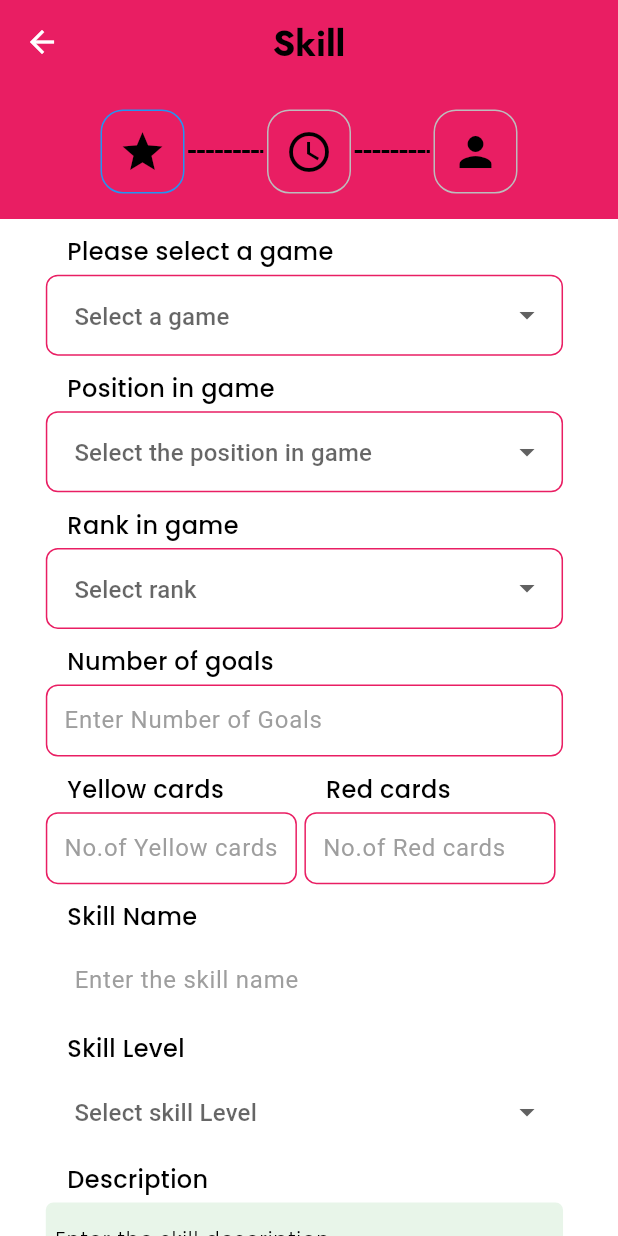
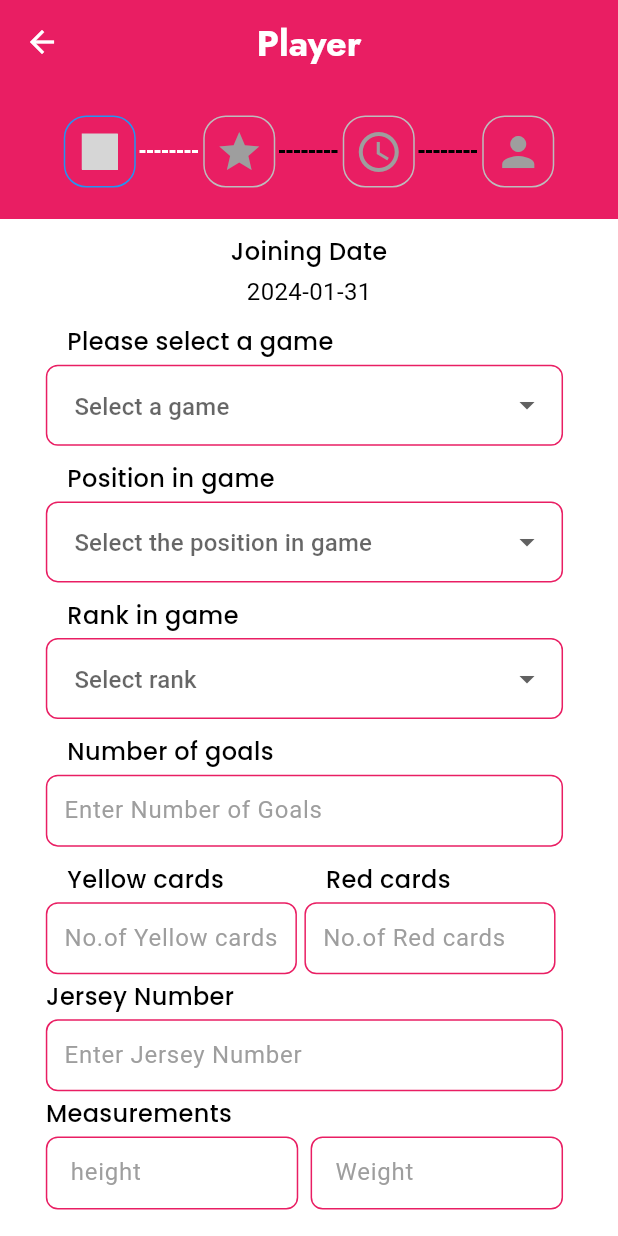
Before and after one commit to MtechiTsolution/My-Sports-Area, a Flutter app: the Tab_changer_acc screen opened directly, on a phone screen of 412 x 824 dp. Run offline on Flutter 3.47's test engine with Material 3 defaults, Android fonts, the phone set to English and light mode, and no system bars; drawn by our look-alikes of easy_stepper; our stand-ins replace audioplayers, cached_network_image, flutter_keyboard_visibility, flutter_slidable, flutter_svg, font_awesome_flutter and 4 more; missing offline and left inert: appinio_video_player; accounts and stored records are empty; grey boxes are pictures that could not be loaded.

Commit message:
mujahid-30-1-2024

```diff
--- a/lib/Screens/Authentication/bio_player.dart
+++ b/lib/Screens/Authentication/bio_player.dart
@@ -2,6 +2,7 @@ import 'dart:io';
 import 'dart:async';
 import 'package:flutter/material.dart';
 import 'package:image_picker/image_picker.dart';
+import 'package:my_sports_app/Screens/Authentication/player_auth/tabchanger_create_ac.dart';
 
 import 'package:my_sports_app/Screens/Authentication/select_game.dart';
 import 'package:my_sports_app/Screens/Authentication/widget/customtextfiled.dart';
@@ -322,7 +323,7 @@ class _Player_BioState extends State<Player_Bio> {
                     width: screenWidth * 0.5,
                     child: ElevatedButton(
                       onPressed: () {
-                        Navigator.push(context, MaterialPageRoute(builder: (context) => Game_selection()));
+                        Navigator.push(context, MaterialPageRoute(builder: (context) => Tab_changer_acc()));
                       },
                       style: ElevatedButton.styleFrom(
                         foregroundColor: Colors.white,
--- a/lib/Screens/Authentication/player_auth/CreateAccount.dart
+++ b/lib/Screens/Authentication/player_auth/CreateAccount.dart
@@ -79,7 +79,7 @@ class _CreateAccountState extends State<CreateAccount> {
                       maxLines: 2,
                       overflow: TextOverflow.ellipsis,
                       textAlign: TextAlign.center,
-                      style: CustomTextheading.headlineMedium(isDarkMode),
+                      style: appheading.appheadings(isDarkMode),
                     ),
                   ),
                 ),
--- a/lib/Screens/Authentication/player_auth/tabchanger_create_ac.dart
+++ b/lib/Screens/Authentication/player_auth/tabchanger_create_ac.dart
@@ -179,18 +179,23 @@ class _Tab_changer_accState extends State<Tab_changer_acc>
 
   final List<CustomStepWidget> customSteps = [
     CustomStepWidget(
+      title: 'Player ',
+      content: Playerinfo(),
+      fixedIcon: Icons.star,
+    ),
+    CustomStepWidget(
       title: 'Skill ',
-      content: YourCustomWidget1(),
+      content: Skill(),
       fixedIcon: Icons.star,
     ),
     CustomStepWidget(
       title: 'Injuries',
-      content: YourCustomWidget2(),
+      content: Achievement(),
       fixedIcon: Icons.access_time,
     ),
     CustomStepWidget(
       title: 'Achievement',
-      content: YourCustomWidget3(),
+      content: Injuries(),
       fixedIcon: Icons.person,
     ),
 
@@ -227,14 +232,15 @@ class _Tab_changer_accState extends State<Tab_changer_acc>
                     child: EasyStepper(
                       activeStep: activeStep,
                       lineStyle: const LineStyle(
-                        lineLength: 50,
+                        lineLength: 40,
                         lineType: LineType.normal,
                         lineThickness: 2,
-                        activeLineColor: AppColors.black,
+                        activeLineColor: AppColors.white,
                         finishedLineColor: AppColors.white,
                         unreachedLineColor: AppColors.black,
                         lineSpace: 1,
-                        lineWidth: 5,
+                        lineWidth: 4,
+
                         unreachedLineType: LineType.dashed,
                       ),
                       stepShape: StepShape.rRectangle,
@@ -242,15 +248,15 @@ class _Tab_changer_accState extends State<Tab_changer_acc>
                       borderThickness: 1,
                       internalPadding: 5,
                       padding: const EdgeInsetsDirectional.symmetric(
-                        horizontal: 20,
+                        horizontal: 10,
                         vertical: 10,
                       ),
-                      stepRadius: 28,
+                      stepRadius: 24,
                       finishedStepBorderColor: AppColors.white,
                       finishedStepTextColor: AppColors.pink,
                       finishedStepBackgroundColor: AppColors.white,
-                      activeStepIconColor: AppColors.pink,
-                      showLoadingAnimation: false,
+                      activeStepIconColor: AppColors.white,
+                      showLoadingAnimation: true,
                       steps: customSteps
                           .map((step) => EasyStep(
                         customStep: YourCustomStepWidget(
@@ -300,7 +306,7 @@ class _Tab_changer_accState extends State<Tab_changer_acc>
   }
 }
 
-class YourCustomWidget1 extends StatelessWidget {
+class Playerinfo extends StatelessWidget {
   @override
   Widget build(BuildContext context) {
     return Expanded(
@@ -312,7 +318,7 @@ class YourCustomWidget1 extends StatelessWidget {
   }
 }
 
-class YourCustomWidget2 extends StatelessWidget {
+class   Skill_info extends StatelessWidget {
   @override
   Widget build(BuildContext context) {
     return Container(
@@ -321,7 +327,7 @@ class YourCustomWidget2 extends StatelessWidget {
   }
 }
 
-class YourCustomWidget3 extends StatelessWidget {
+class Achievement extends StatelessWidget {
   @override
   Widget build(BuildContext context) {
     return Container(
@@ -330,7 +336,7 @@ class YourCustomWidget3 extends StatelessWidget {
   }
 }
 
-class YourCustomWidget4 extends StatelessWidget {
+class Injuries extends StatelessWidget {
   @override
   Widget build(BuildContext context) {
     return Container(
@@ -339,14 +345,6 @@ class YourCustomWidget4 extends StatelessWidget {
   }
 }
 
-class YourCustomWidget5 extends StatelessWidget {
-  @override
-  Widget build(BuildContext context) {
-    return Container(
-      color: Colors.orange,
-    );
-  }
-}
 
 class YourCustomStepWidget extends StatelessWidget {
   final IconData fixedIcon;
@@ -359,7 +357,7 @@ class YourCustomStepWidget extends StatelessWidget {
       child: Icon(
         fixedIcon,
         size: 32,
-        color: AppColors.black,
+        color: AppColors.darkLabelColor,
       ),
     );
   }
--- a/lib/Screens/Authentication/select_game.dart
+++ b/lib/Screens/Authentication/select_game.dart
@@ -57,7 +57,8 @@ class Game_selectionState extends State<Game_selection> {
           color: isDarkMode ? AppColors.darkBackground : AppColors.white,
           width: double.maxFinite,
           padding: getPadding(left: 17, right: 17),
-          child: Container(
+          child:
+          Container(
             margin: EdgeInsets.only(
               top: MediaQuery.of(context).size.height * 0.1,
               bottom: MediaQuery.of(context).size.height * 0.1,
--- a/lib/Screens/CreateProfile/widgets/skill.dart
+++ b/lib/Screens/CreateProfile/widgets/skill.dart
@@ -1,9 +1,12 @@
 import 'package:flutter/material.dart';
+import 'package:intl/intl.dart';
 import 'package:my_sports_app/Screens/Authentication/widget/customtextfiled.dart';
 import 'package:my_sports_app/Screens/CreateProfile/widgets/sabwidgets/_addskill.dart';
 import 'package:my_sports_app/Utils/them.dart';
 
 import '../../../Utils/size_utils.dart';
+import '../../../theme/app_decoration.dart';
+import '../../Authentication/player_auth/tabchanger_create_ac.dart';
 
 class Skill extends StatefulWidget {
   const Skill({super.key});
@@ -30,10 +33,20 @@ class _SkillState extends State<Skill> {
   TextEditingController skillNameController = TextEditingController();
   TextEditingController skillLevelController = TextEditingController();
   TextEditingController skillDescriptionController = TextEditingController();
-
+  bool maleChecked = false;
+  bool femaleChecked = false;
+  String? imagePath;
+  // String? selectedGame;
+  TextEditingController jerseyNumberController = TextEditingController();
+ // List<String> games = ['Football', 'Hand ball', 'Basket ball', 'Rug bay'];
+  String? selectedGameError;
+  DateTime? selectedDate = DateTime.now();
   @override
   Widget build(BuildContext context) {
     bool isDarkMode = Theme.of(context).brightness == Brightness.dark;
+
+    double screenWidth = MediaQuery.of(context).size.width;
+    double screenHeight = MediaQuery.of(context).size.height;
     return SafeArea(
         child: Scaffold(
             resizeToAvoidBottomInset: false,
@@ -47,6 +60,31 @@ class _SkillState extends State<Skill> {
                   bottom: MediaQuery.of(context).size.height * 0.2),
               child:
                   Column(mainAxisAlignment: MainAxisAlignment.start, children: [
+                    Align(
+                      alignment: Alignment.center,
+                      child: Padding(
+                        padding: getPadding(left: 0, top: 5, right: 0),
+                        child: Column(
+                          crossAxisAlignment: CrossAxisAlignment.center,
+                          mainAxisAlignment: MainAxisAlignment.center,
+                          children: [
+                            Padding(
+                              padding: getPadding(left: 0, top: 10, bottom: 5),
+                              child: Text(
+                                "Joining Date",
+                                style: labelText.Lebl_Text(isDarkMode),
+                              ),
+                            ),
+                            Text(
+                              selectedDate != null
+                                  ? DateFormat('yyyy-MM-dd').format(selectedDate!)
+                                  : 'No date selected',
+                              style: TextStyle(fontSize: 16, color: Colors.black),
+                            ),
+                          ],
+                        ),
+                      ),
+                    ),
                 Padding(
                   padding: getPadding(left: 15, top: 5, right: 18),
                   child: Column(
@@ -301,199 +339,123 @@ class _SkillState extends State<Skill> {
                     ],
                   ),
                 ),
+                    Column(
+                      mainAxisSize: MainAxisSize.min,
+                      crossAxisAlignment: CrossAxisAlignment.start,
+                      mainAxisAlignment: MainAxisAlignment.start,
+                      children: [
 
-                //Skill name
 
-                // Display Added Skills
-                for (int i = 0; i < skills.length; i++)
-                  Card(
-                    elevation: 4,
-                    margin: EdgeInsets.symmetric(vertical: 8, horizontal: 16),
-                    shape: RoundedRectangleBorder(
-                      borderRadius: BorderRadius.circular(
-                          5), // Adjust the radius as needed
-                    ),
-                    child: Column(
-                      children: [
-                        Text("Skill section",
-                            style: labelText.Lebl_Text(isDarkMode)),
-                        Container(
-                          width: double.infinity,
-                          child: Stack(
+                        Padding(
+                          padding: getPadding(left: 15, top: 5, right: 18),
+                          child: Text(
+                            "Jersey Number",
+                            style: labelText.Lebl_Text(isDarkMode),
+                          ),
+                        ),
+                        Padding(
+                          padding: getPadding(left: 15, top: 5, right: 18),
+                          child: CustomTextField(
+                            hintText: "Enter Jersey Number",
+                            isDarkMode: isDarkMode,
+                            controller: jerseyNumberController,
+                            keyboardType: TextInputType.number,
+                            onChanged: (value) {},
+                            validator: (value) {
+                              if (value == null || value.isEmpty) {
+                                return "Please enter valid text";
+                              }
+                              return null;
+                            },
+                          ),
+                        ),
+                        Padding(
+                          padding: getPadding(left: 15, top: 5, right: 18),
+
+                          child: Text(
+                            "Measurements",
+                            style: labelText.Lebl_Text(isDarkMode),
+                          ),
+                        ),
+                        Padding(
+                          padding: getPadding(left: 15, top: 5, right: 18),
+                          child: Row(
+                            mainAxisAlignment: MainAxisAlignment.center,
                             children: [
-                              Padding(
-                                padding: getPadding(all: 20),
-                                child: Column(
-                                  crossAxisAlignment: CrossAxisAlignment.start,
-                                  mainAxisAlignment: MainAxisAlignment.start,
-                                  children: [
-                                    Text(
-                                      "Skill: ${skills[i].name}",
-                                      style: TextStyle(
-                                        fontSize: 18,
-                                        fontWeight: FontWeight.bold,
-                                      ),
+                              Expanded(
+                                child: TextFormField(
+                                  autofocus: false,
+                                  decoration: InputDecoration(
+                                    contentPadding: EdgeInsets.all(screenWidth * 0.03),
+                                    hintText: "height",
+                                    hintStyle: TextStyle(fontSize: 16, color: Colors.grey),
+                                    border: OutlineInputBorder(
+                                      borderRadius: BorderRadius.all(Radius.circular(8)),
+                                      borderSide: BorderSide(color: AppColors.pink),
                                     ),
-                                    SizedBox(height: 8),
-                                    // Add some spacing between the skill name and level
-                                    Text("Level: ${skills[i].level ?? 'N/A'}"),
-                                    SizedBox(height: 8),
-                                    Text(
-                                        "Description: ${skills[i].skilldesc ?? 'N/A'}"),
-                                  ],
+                                    enabledBorder: OutlineInputBorder(
+                                      borderRadius: BorderRadius.all(Radius.circular(8)),
+                                      borderSide: BorderSide(color: AppColors.pink),
+                                    ),
+                                    focusedBorder: OutlineInputBorder(
+                                      borderRadius: BorderRadius.all(Radius.circular(8)),
+                                      borderSide: BorderSide(color: AppColors.pink),
+                                    ),
+                                  ),
+                                  keyboardType: TextInputType.number,
+                                  onChanged: (value) {},
+                                  validator: (value) {
+                                    if (value == null || value.isEmpty) {
+                                      return "Please enter valid text";
+                                    }
+                                    return null;
+                                  },
                                 ),
                               ),
-                              Positioned(
-                                top: 0,
-                                right: 0,
-                                child: IconButton(
-                                  icon: Icon(Icons.delete_forever),
-                                  // Use the close icon or any other delete icon you prefer
-                                  onPressed: () {
-                                    setState(() {
-                                      skills.removeAt(i);
-                                    });
+                              SizedBox(width: screenWidth * 0.02),
+                              Expanded(
+                                child: TextFormField(
+                                  autofocus: false,
+                                  decoration: InputDecoration(
+                                    contentPadding: EdgeInsets.all(screenWidth * 0.03),
+                                    hintText: "Weight",
+                                    hintStyle: TextStyle(fontSize: 16, color: Colors.grey),
+                                    border: OutlineInputBorder(
+                                      borderRadius: BorderRadius.all(Radius.circular(8)),
+                                      borderSide: BorderSide(color: AppColors.pink),
+                                    ),
+                                    enabledBorder: OutlineInputBorder(
+                                      borderRadius: BorderRadius.all(Radius.circular(8)),
+                                      borderSide: BorderSide(color: AppColors.pink),
+                                    ),
+                                    focusedBorder: OutlineInputBorder(
+                                      borderRadius: BorderRadius.all(Radius.circular(8)),
+                                      borderSide: BorderSide(color: AppColors.pink),
+                                    ),
+                                  ),
+                                  keyboardType: TextInputType.number,
+                                  onChanged: (value) {},
+                                  validator: (value) {
+                                    if (value == null || value.isEmpty) {
+                                      return "Please enter valid text";
+                                    }
+                                    return null;
                                   },
                                 ),
                               ),
                             ],
                           ),
                         ),
+
                       ],
                     ),
-                  ),
+                //Skill name
 
-                //Skill name
-                Padding(
-                  padding: getPadding(left: 15, top: 5, right: 18),
-                  child: Column(
-                    crossAxisAlignment: CrossAxisAlignment.start,
-                    mainAxisAlignment: MainAxisAlignment.start,
-                    children: [
-                      // Skill Name
-                      Padding(
-                        padding: getPadding(left: 7, top: 10, bottom: 5),
-                        child: Text(
-                          "Skill Name",
-                          style: labelText.Lebl_Text(isDarkMode),
-                        ),
-                      ),
-                      TextFormField(
-                        controller: skillNameController,
-                        decoration: InputDecoration(
-                          contentPadding: EdgeInsets.all(15),
-                          hintText: "Enter the skill name",
-                          hintStyle:
-                              TextStyle(fontSize: 16, color: Colors.grey),
-                          border: OutlineInputBorder(
-                            borderRadius: BorderRadius.all(Radius.circular(8)),
-                          ),
-                        ),
-                        keyboardType: TextInputType.text,
-                      ),
-
-                      // Skill Level
-                      Padding(
-                        padding: getPadding(left: 7, top: 10, bottom: 5),
-                        child: Text(
-                          "Skill Level",
-                          style: labelText.Lebl_Text(isDarkMode),
-                        ),
-                      ),
-                      DropdownButtonFormField<String>(
-                        value: null,
-                        // Set the initial value to null
-                        onChanged: (value) {},
-                        items:
-                            level.map<DropdownMenuItem<String>>((String game) {
-                          return DropdownMenuItem<String>(
-                            value: game,
-                            child: Text(game),
-                          );
-                        }).toList(),
-                        decoration: InputDecoration(
-                          contentPadding: EdgeInsets.all(15),
-                          hintText: "Select skill Level",
-                          hintStyle:
-                              TextStyle(fontSize: 16, color: Colors.grey),
-                          border: OutlineInputBorder(
-                            borderRadius: BorderRadius.all(Radius.circular(8)),
-                          ),
-                        ),
-                      ),
-
-                      //skill description
-                      Padding(
-                        padding: getPadding(left: 7, top: 10, bottom: 5),
-                        child: Text(
-                          "Description",
-                          style: labelText.Lebl_Text(isDarkMode),
-                        ),
-                      ),
-                      Container(
-                        height: MediaQuery.of(context).size.height * 0.1,
-                        decoration: BoxDecoration(
-                          border: Border.all(color: AppColors.greenlight),
-                          borderRadius: BorderRadius.circular(5),
-                          color: AppColors.greenlight,
-                        ),
-                        child: TextFormField(
-                          controller: skillDescriptionController,
-                          decoration: InputDecoration(
-                            contentPadding: EdgeInsets.all(5),
-                            hintText: "Enter the skill description",
-                            hintStyle: HintText.hint_Text(isDarkMode),
-                            labelStyle: TextStyle(color: Colors.blue),
-                            // Change label text color (if any)
-                            // If you want to change the text color while typing, you can use the style property
-                            border: InputBorder.none,
-                          ),
-                          keyboardType: TextInputType.multiline,
-                          // Allow multiple lines
-                          maxLines: null,
-                          // Set maxLines to null for unlimited lines or a specific number
-                          textInputAction: TextInputAction.newline,
-                          style: InputText.Input_Text(
-                              isDarkMode), // Change text color
-                          // Allow the user to create new lines
-                        ),
-                      ),
-                    ],
-                  ),
-                ),
-
-                // Add Skill Button
-                Padding(
-                  padding: getPadding(left: 15, top: 5, right: 18),
-                  child: ElevatedButton(
-                    onPressed: () {
-                      // Validate and add skill
-                      if (skillNameController.text.isNotEmpty &
-                          skillDescriptionController.text.isNotEmpty) {
-                        setState(() {
-                          skills.add(SkillData(
-                              name: skillNameController.text,
-                              level: null,
-                              // Set the initial level to null
-                              skilldesc: skillDescriptionController.text));
-                          // Reset controllers
-                          skillNameController.clear();
-                          skillLevelController.clear();
-                        });
-                      }
-                    },
-                    child: Text("Add Skill"),
-                  ),
-                ),
               ]),
             )))));
   }
 
-  //
-  // _SkillState(this.level);
-  //
-  //
-  //
+
 
   void onTapNext() {}
 }
--- a/lib/Utils/them.dart
+++ b/lib/Utils/them.dart
@@ -27,6 +27,17 @@ class AppColors {
 
 class CustomTextheading {
   static TextStyle headlineMedium(bool isDarkMode) {
+    return TextStyle(
+      color: isDarkMode ? AppColors.darkCustomColor : AppColors.white,
+      fontFamily: 'Jost',
+      fontWeight: FontWeight.w700,
+      fontSize: 24.0,
+    );
+  }
+}
+
+class appheading {
+  static TextStyle appheadings(bool isDarkMode) {
     return TextStyle(
       color: isDarkMode ? AppColors.darkCustomColor : AppColors.black,
       fontFamily: 'Jost',
```
